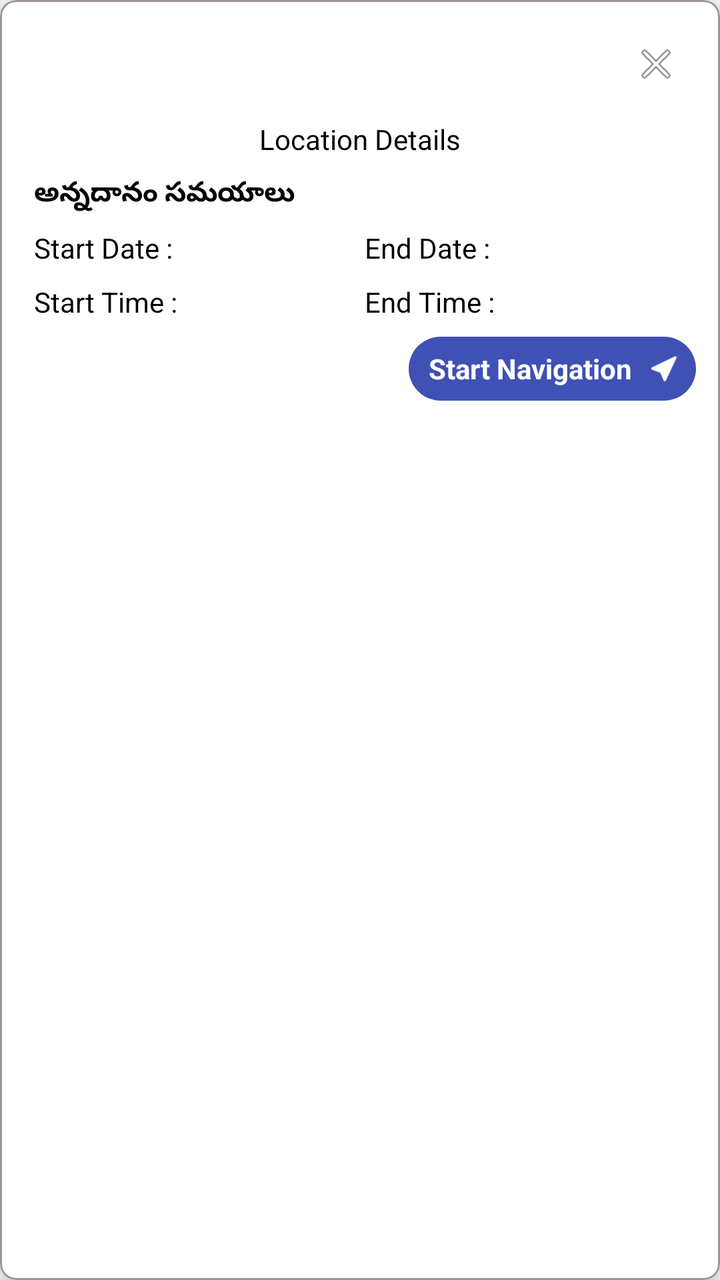
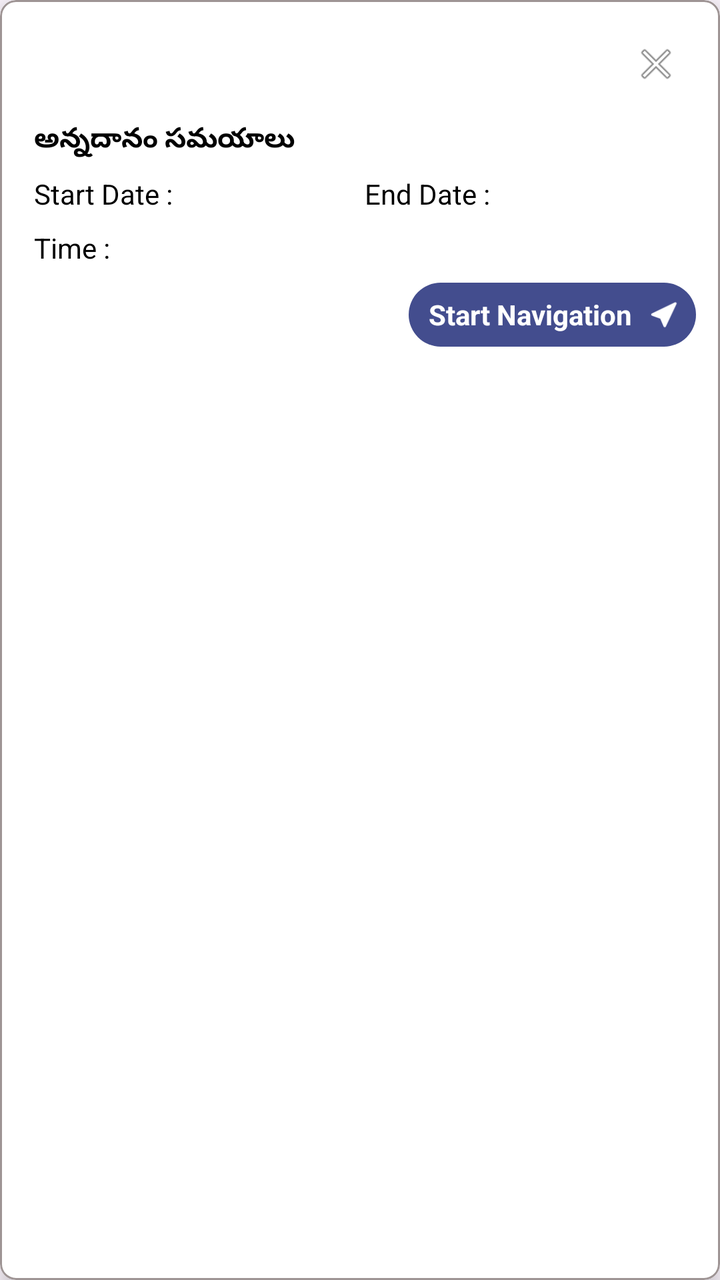

Before-and-after screenshots of an Android layout around one commit, followed by the original layout XML and the change that was made.
<!-- AndroidManifest.xml: application theme Theme.AyyapaTelugu -->
<!-- res/layout/custom_info_window.xml -->
<?xml version="1.0" encoding="utf-8"?>
<com.google.android.material.card.MaterialCardView
    xmlns:android="http://schemas.android.com/apk/res/android"
    xmlns:card_view="http://schemas.android.com/apk/res-auto"
    android:id="@+id/card_list"
    android:orientation="vertical"
    android:background="#FFF"
    android:clickable="true"
    android:focusable="true"
    android:layout_width="wrap_content"
    android:layout_height="wrap_content"
    card_view:strokeColor="#9E9494"
    card_view:strokeWidth="1dp"
    card_view:cardUseCompatPadding="false"
    card_view:cardElevation="6dp"
    card_view:cardBackgroundColor="#FFFFFF"
    card_view:cardCornerRadius="8dp">

    <LinearLayout android:layout_width="match_parent"
        android:layout_height="wrap_content"
        android:background="#FFF"
        android:padding="12dp"
        android:orientation="vertical">

        <LinearLayout
            android:layout_width="match_parent"
            android:layout_height="wrap_content"
            android:gravity="top">

            <TextView
                android:id="@+id/info_window_title"
                android:layout_width="0dp"
                android:layout_height="wrap_content"
                android:layout_weight="1"
                android:textColor="#000000"
                android:textSize="16dp"
                android:textStyle="bold" />

            <ImageButton
                android:id="@+id/info_close"
                android:layout_width="40dp"
                android:layout_height="40dp"
                android:padding="8dp"
                android:scaleType="fitCenter"
                android:background="?attr/selectableItemBackgroundBorderless"
                android:contentDescription="Close"
                android:src="@android:drawable/ic_menu_close_clear_cancel" />
        </LinearLayout>

        <TextView
            android:id="@+id/info_location"
            android:layout_width="match_parent"
            android:layout_height="wrap_content"
            android:layout_marginTop="8dp"
            android:textAppearance="?android:attr/textAppearanceLarge"
            android:textColor="@android:color/black"
            android:gravity="center"
            android:textSize="14dp"
            android:text="Location Details" />

        <TextView
            android:layout_width="match_parent"
            android:layout_height="wrap_content"
            android:layout_marginTop="8dp"
            android:layout_marginLeft="5dp"
            android:textAppearance="?android:attr/textAppearanceLarge"
            android:textColor="@android:color/black"
            android:textStyle="bold"
            android:textSize="14dp"
            android:text="అన్నదానం సమయాలు" />

        <LinearLayout
            android:layout_width="match_parent"
            android:layout_height="wrap_content"
            android:orientation="horizontal"
            android:layout_marginTop="8dp">

            <TextView
                android:id="@+id/info_start_date"
                android:layout_width="0dp"
                android:layout_marginLeft="5dp"
                android:layout_height="wrap_content"
                android:layout_weight="1"
                android:textAppearance="?android:attr/textAppearanceLarge"
                android:textColor="@android:color/black"
                android:textSize="14dp"
                android:text="Start Date :" />

            <TextView
                android:id="@+id/info_end_date"
                android:layout_width="0dp"
                android:layout_height="wrap_content"
                android:layout_weight="1"
                android:textAppearance="?android:attr/textAppearanceLarge"
                android:textColor="@android:color/black"
                android:textSize="14dp"
                android:text="End Date :" />

        </LinearLayout>
        <LinearLayout
            android:layout_width="match_parent"
            android:layout_height="wrap_content"
            android:orientation="horizontal"
            android:layout_marginTop="8dp">

            <TextView
                android:id="@+id/info_start_time"
                android:layout_width="0dp"
                android:layout_marginLeft="5dp"
                android:layout_height="wrap_content"
                android:layout_weight="1"
                android:textAppearance="?android:attr/textAppearanceLarge"
                android:textColor="@android:color/black"
                android:textSize="14dp"
                android:text="Start Time :" />

            <TextView
                android:id="@+id/info_end_time"
                android:layout_width="0dp"
                android:layout_height="wrap_content"
                android:layout_weight="1"
                android:textAppearance="?android:attr/textAppearanceLarge"
                android:textColor="@android:color/black"
                android:textSize="14dp"
                android:text="End Time :" />

        </LinearLayout>




        <LinearLayout
            android:layout_width="match_parent"
            android:layout_height="wrap_content"
            android:orientation="horizontal"
            android:gravity="right"
            android:layout_marginTop="8dp">
            <LinearLayout
                android:layout_width="wrap_content"
                android:layout_height="wrap_content"
                android:id="@+id/start_navigation_button"
                android:background="@drawable/navigation_bg"
                android:orientation="horizontal">
            <TextView
                android:layout_width="wrap_content"
                android:layout_height="wrap_content"
                android:text="Start Navigation"
                android:textSize="14dp"
                android:layout_marginLeft="10dp"
                android:textColor="#FFF"
                android:textStyle="bold"
                android:layout_gravity="center"/>
            <ImageView
                android:layout_width="32dp"
                android:layout_height="32dp"
                android:src="@drawable/navigation_icon_white"
                android:backgroundTint="#fff" />
            </LinearLayout>
        </LinearLayout>

    </LinearLayout>

</com.google.android.material.card.MaterialCardView>
<!-- resources referenced by this layout -->
<resources>
  <!-- drawable navigation_bg (drawable) -->
  <?xml version="1.0" encoding="utf-8"?>
  <selector xmlns:android="http://schemas.android.com/apk/res/android">
      <item>
          <shape android:shape="rectangle">
              <solid android:color="#3F51B5" />
              <corners android:radius="20dp" />
          </shape>
  
      </item>
  </selector>
  <!-- drawable navigation_icon_white: png bitmap (drawable, 6765 bytes) -->
  <style name="Theme.AyyapaTelugu" parent="Base.Theme.AyyapaTelugu" />
  <style name="Base.Theme.AyyapaTelugu" parent="Theme.Material3.DayNight.NoActionBar">
          
          
          <item name="windowActionBar">false</item>
          <item name="android:windowNoTitle">true</item>
  
      </style>
</resources>

<!-- the commit's change to res/layout/custom_info_window.xml (unified diff, before → after) -->
@@ -48,15 +48,16 @@
         </LinearLayout>
 
         <TextView
-            android:id="@+id/info_location"
+            android:id="@+id/info_distance"
             android:layout_width="match_parent"
             android:layout_height="wrap_content"
-            android:layout_marginTop="8dp"
-            android:textAppearance="?android:attr/textAppearanceLarge"
-            android:textColor="@android:color/black"
-            android:gravity="center"
+            android:layout_marginLeft="5dp"
+            android:textColor="#1565C0"
             android:textSize="14dp"
-            android:text="Location Details" />
+            android:textStyle="bold"
+            android:visibility="gone" />
+
+       
 
         <TextView
             android:layout_width="match_parent"
@@ -104,25 +105,14 @@
             android:layout_marginTop="8dp">
 
             <TextView
-                android:id="@+id/info_start_time"
-                android:layout_width="0dp"
+                android:id="@+id/info_time"
+                android:layout_width="match_parent"
+                android:layout_height="wrap_content"
                 android:layout_marginLeft="5dp"
-                android:layout_height="wrap_content"
-                android:layout_weight="1"
                 android:textAppearance="?android:attr/textAppearanceLarge"
                 android:textColor="@android:color/black"
                 android:textSize="14dp"
-                android:text="Start Time :" />
-
-            <TextView
-                android:id="@+id/info_end_time"
-                android:layout_width="0dp"
-                android:layout_height="wrap_content"
-                android:layout_weight="1"
-                android:textAppearance="?android:attr/textAppearanceLarge"
-                android:textColor="@android:color/black"
-                android:textSize="14dp"
-                android:text="End Time :" />
+                android:text="Time :" />
 
         </LinearLayout>
 
<!-- resource entries referenced after the edit -->
@@ -5,7 +5,7 @@
   <selector xmlns:android="http://schemas.android.com/apk/res/android">
       <item>
           <shape android:shape="rectangle">
-              <solid android:color="#3F51B5" />
+              <solid android:color="#434D8E" />
               <corners android:radius="20dp" />
           </shape>
   
